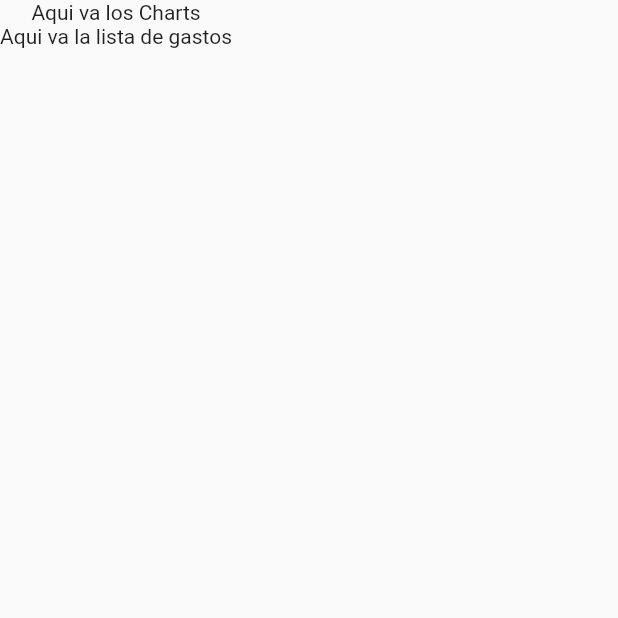
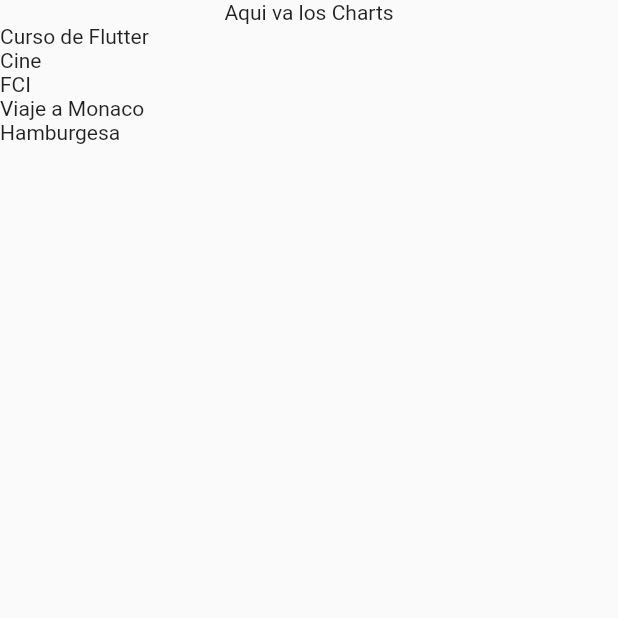
Before and after one commit to schwarz84/expenses-tracker-app, a Flutter app: the screen it shows after launch, on a phone screen of 412 x 824 dp, the top half of it. Run offline on Flutter 3.47's test engine with Material 2 defaults, Android fonts, the phone set to English and light mode, and no system bars.

Commit message:
clase 101

```diff
--- a/lib/widgets/expenses.dart
+++ b/lib/widgets/expenses.dart
@@ -1,5 +1,6 @@
 import 'package:flutter/material.dart';
 
+import 'package:expenses_tracker/widgets/widgets.dart';
 import '../models/models.dart';
 
 class Expenses extends StatefulWidget {
@@ -14,15 +15,21 @@ class Expenses extends StatefulWidget {
 class _ExpensesState extends State<Expenses> {
   final List<Expense> _registeredExpenses = [
     Expense(title: 'Curso de Flutter', amount: 12.49, date: DateTime.now(), category: Category.educacion),
-    Expense(title: 'Cine', amount: 10.25, date: DateTime.now(), category: Category.ocio)
+    Expense(title: 'Cine', amount: 10.25, date: DateTime.now(), category: Category.ocio),
+    Expense(title: 'FCI', amount: 100000, date: DateTime.now(), category: Category.ahorro),
+    Expense(title: 'Viaje a Monaco', amount: 60000.20, date: DateTime.now(), category: Category.viajes),
+    Expense(title: 'Hamburgesa', amount: 9.77, date: DateTime.now(), category: Category.comida)
   ];
   @override
   Widget build(BuildContext context) {
-    return const Scaffold(
+    return Scaffold(
       body: Column(
         children: [
-          Text('Aqui va los Charts'),
-          Text('Aqui va la lista de gastos')
+          const Text('Aqui va los Charts'),
+          Expanded(
+            child: ExpensesList(
+              expenses: _registeredExpenses),
+          )
         ],
       ),
     );
--- /dev/null
+++ b/lib/widgets/expenses_list.dart
@@ -0,0 +1,17 @@
+import 'package:flutter/material.dart';
+
+import '../models/models.dart';
+
+class ExpensesList extends StatelessWidget {
+  const ExpensesList({super.key, required this.expenses});
+
+  final List<Expense> expenses;
+
+  @override
+  Widget build(BuildContext context) {
+    return ListView.builder(
+      itemCount: expenses.length,
+      itemBuilder: (context, index) => Text(expenses[index].title),
+    );
+  }
+}
--- a/lib/widgets/widgets.dart
+++ b/lib/widgets/widgets.dart
@@ -1 +1,2 @@
+export 'package:expenses_tracker/widgets/expenses_list.dart';
 export 'package:expenses_tracker/widgets/expenses.dart';
```
